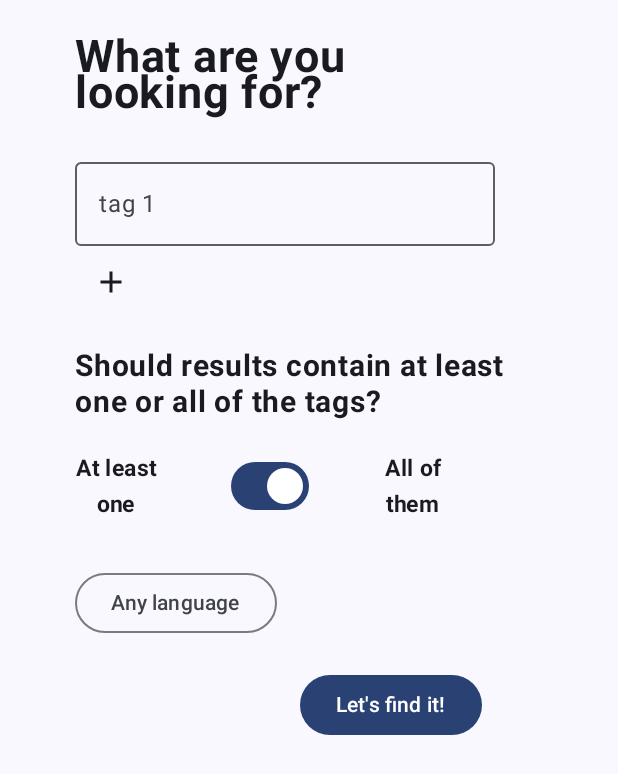
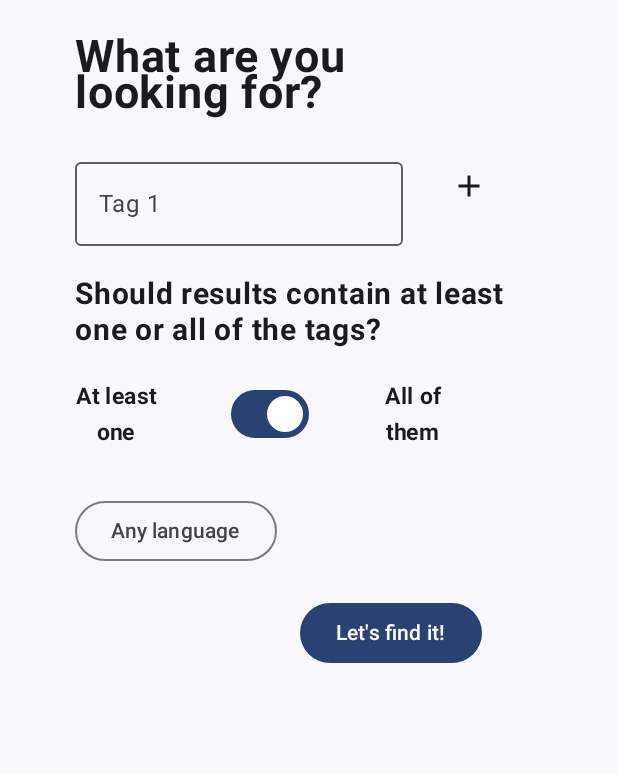
Before and after one commit to kgn04/FlickrBrowser, an Android app built with Jetpack Compose: the RequesterView screen opened directly, with no data from a screen before it, on a phone screen of 412 x 824 dp. Shown: the top 774 px of the screen. Run offline under Robolectric (Android 15) with nearby library versions, the phone set to English and light mode, and no system bars.

Commit message:
Frontend structure for search form fixed.

```diff
--- a/app/src/main/java/com/example/flickrbrowser/RequesterView.kt
+++ b/app/src/main/java/com/example/flickrbrowser/RequesterView.kt
@@ -1,6 +1,7 @@
 package com.example.flickrbrowser
 
 import android.os.Bundle
+import android.widget.Toast
 import androidx.activity.ComponentActivity
 import androidx.activity.compose.setContent
 import androidx.compose.foundation.layout.Arrangement
@@ -9,6 +10,7 @@ import androidx.compose.foundation.layout.Column
 import androidx.compose.foundation.layout.Row
 import androidx.compose.foundation.layout.Spacer
 import androidx.compose.foundation.layout.fillMaxSize
+import androidx.compose.foundation.layout.fillMaxWidth
 import androidx.compose.foundation.layout.height
 import androidx.compose.foundation.layout.padding
 import androidx.compose.foundation.layout.width
@@ -34,6 +36,7 @@ import androidx.compose.runtime.remember
 import androidx.compose.runtime.setValue
 import androidx.compose.ui.Alignment
 import androidx.compose.ui.Modifier
+import androidx.compose.ui.platform.LocalContext
 import androidx.compose.ui.text.font.FontWeight
 import androidx.compose.ui.text.style.TextAlign
 import androidx.compose.ui.tooling.preview.Preview
@@ -59,19 +62,48 @@ class RequesterView : ComponentActivity() {
 }
 
 
+
 @Composable
-fun TagRow(id: Int) {
-    var tag by remember { mutableStateOf("") }
+fun TagsList() {
+    var tags by remember { mutableStateOf(mutableListOf<String>()) }
+    tags.forEachIndexed { id, tag ->
+        Row {
             OutlinedTextField(
+                modifier = Modifier
+                    .fillMaxWidth(0.7f),
+                enabled = false,
                 value = tag,
-        onValueChange = { tag = it },
-        label = { Text("tag $id") },
+                onValueChange = {  },
+                label = { Text("Tag ${id + 1}") },
             )
             Spacer(modifier = Modifier.width(20.dp))
             IconButton(
-        onClick = {  }
+                onClick = { tags = tags.toMutableList().apply { remove(tag) } }
+            ) {
+                Icon(imageVector = Icons.Default.Delete, contentDescription = "Remove")
+            }
+        }
+    }
+    if (tags.size < 6) {
+        var last_tag by remember {mutableStateOf("")}
+        Row {
+            OutlinedTextField(
+                modifier = Modifier
+                    .fillMaxWidth(0.7f),
+                value = last_tag,
+                onValueChange = { last_tag = it },
+                label = { Text("Tag ${tags.size + 1}") }
+            )
+            Spacer(modifier = Modifier.width(20.dp))
+            IconButton(
+                onClick = { if(last_tag != "") {
+                    tags.add(last_tag)
+                    last_tag = ""
+                } }
             ) {
                 Icon(imageVector = Icons.Default.Add, contentDescription = "Remove")
+            }
+        }
     }
 }
 
@@ -103,7 +135,6 @@ fun LanguageDropdownMenu() {
     }
 }
 
-@OptIn(ExperimentalMaterial3Api::class)
 @Composable
 fun Browser() {
     Column (modifier = Modifier
@@ -115,7 +146,7 @@ fun Browser() {
             fontWeight = FontWeight.Bold
         )
         Spacer(modifier = Modifier.height(20.dp))
-        TagRow(1)
+        TagsList()
         Spacer(modifier = Modifier.height(20.dp))
         Text(
             text = "Should results contain at least one or all of the tags?",
```
Lines whose indentation alone changed are shown as unchanged.
